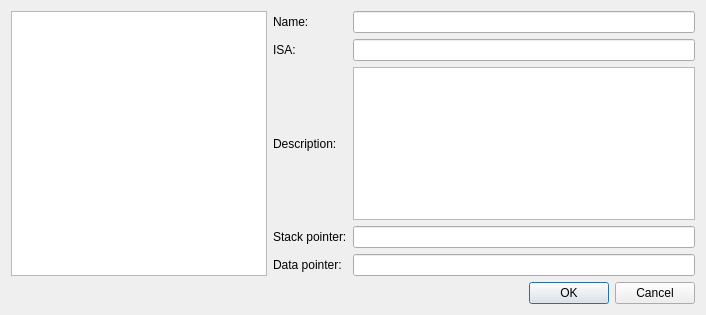
The window that src/processorselectiondialog.ui (mortbopet/Ripes) describes before a commit, drawn with Qt 5.
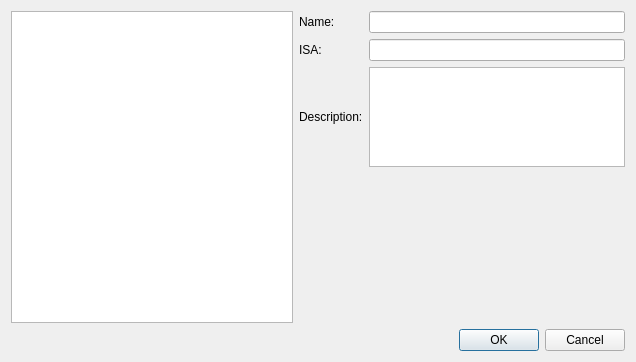
The same window after the commit. Custom widgets are drawn as their Qt base class.

```diff
--- a/src/processorselectiondialog.ui
+++ b/src/processorselectiondialog.ui
@@ -6,8 +6,8 @@
    <rect>
     <x>0</x>
     <y>0</y>
-    <width>706</width>
-    <height>315</height>
+    <width>636</width>
+    <height>327</height>
    </rect>
   </property>
   <property name="windowTitle">
@@ -20,7 +20,7 @@
    <item>
     <layout class="QVBoxLayout" name="verticalLayout_3">
      <item>
-      <layout class="QHBoxLayout" name="horizontalLayout" stretch="0,1">
+      <layout class="QHBoxLayout" name="horizontalLayout" stretch="0,0">
        <item>
         <widget class="QListWidget" name="processorList">
          <property name="sizePolicy">
@@ -32,7 +32,47 @@
         </widget>
        </item>
        <item>
+        <layout class="QVBoxLayout" name="verticalLayout" stretch="0,2">
+         <item>
         <layout class="QGridLayout" name="gridLayout">
+           <item row="0" column="0">
+            <widget class="QLabel" name="label">
+             <property name="text">
+              <string>Name:</string>
+             </property>
+            </widget>
+           </item>
+           <item row="2" column="1">
+            <widget class="QPlainTextEdit" name="description">
+             <property name="sizePolicy">
+              <sizepolicy hsizetype="MinimumExpanding" vsizetype="MinimumExpanding">
+               <horstretch>0</horstretch>
+               <verstretch>0</verstretch>
+              </sizepolicy>
+             </property>
+             <property name="minimumSize">
+              <size>
+               <width>0</width>
+               <height>100</height>
+              </size>
+             </property>
+             <property name="maximumSize">
+              <size>
+               <width>16777215</width>
+               <height>16777215</height>
+              </size>
+             </property>
+             <property name="baseSize">
+              <size>
+               <width>0</width>
+               <height>0</height>
+              </size>
+             </property>
+             <property name="readOnly">
+              <bool>true</bool>
+             </property>
+            </widget>
+           </item>
          <item row="2" column="0">
           <widget class="QLabel" name="label_3">
            <property name="text">
@@ -40,13 +80,6 @@
            </property>
           </widget>
          </item>
-         <item row="1" column="0">
-          <widget class="QLabel" name="label_2">
-           <property name="text">
-            <string>ISA:</string>
-           </property>
-          </widget>
-         </item>
          <item row="1" column="1">
           <widget class="QLineEdit" name="ISA">
            <property name="readOnly">
@@ -54,27 +87,6 @@
            </property>
           </widget>
          </item>
-         <item row="3" column="0">
-          <widget class="QLabel" name="stackPtrLabel">
-           <property name="text">
-            <string>Stack pointer:</string>
-           </property>
-          </widget>
-         </item>
-         <item row="2" column="1">
-          <widget class="QPlainTextEdit" name="description">
-           <property name="readOnly">
-            <bool>true</bool>
-           </property>
-          </widget>
-         </item>
-         <item row="0" column="0">
-          <widget class="QLabel" name="label">
-           <property name="text">
-            <string>Name:</string>
-           </property>
-          </widget>
-         </item>
          <item row="0" column="1">
           <widget class="QLineEdit" name="name">
            <property name="readOnly">
@@ -82,18 +94,30 @@
            </property>
           </widget>
          </item>
-         <item row="4" column="0">
-          <widget class="QLabel" name="dataPtrLabel">
+           <item row="1" column="0">
+            <widget class="QLabel" name="label_2">
            <property name="text">
-            <string>Data pointer:</string>
+              <string>ISA:</string>
            </property>
           </widget>
          </item>
-         <item row="3" column="1">
-          <widget class="QLineEdit" name="stackPtr"/>
+          </layout>
          </item>
-         <item row="4" column="1">
-          <widget class="QLineEdit" name="dataPtr"/>
+         <item>
+          <widget class="Ripes::RegisterInitializationWidget" name="regInitWidget" native="true">
+           <property name="sizePolicy">
+            <sizepolicy hsizetype="MinimumExpanding" vsizetype="Expanding">
+             <horstretch>0</horstretch>
+             <verstretch>2</verstretch>
+            </sizepolicy>
+           </property>
+           <property name="minimumSize">
+            <size>
+             <width>0</width>
+             <height>150</height>
+            </size>
+           </property>
+          </widget>
          </item>
         </layout>
        </item>
@@ -114,6 +138,14 @@
    </item>
   </layout>
  </widget>
+ <customwidgets>
+  <customwidget>
+   <class>Ripes::RegisterInitializationWidget</class>
+   <extends>QWidget</extends>
+   <header>registerinitializationwidget.h</header>
+   <container>1</container>
+  </customwidget>
+ </customwidgets>
  <resources/>
  <connections/>
 </ui>
```
Lines whose indentation alone changed are shown as unchanged.
